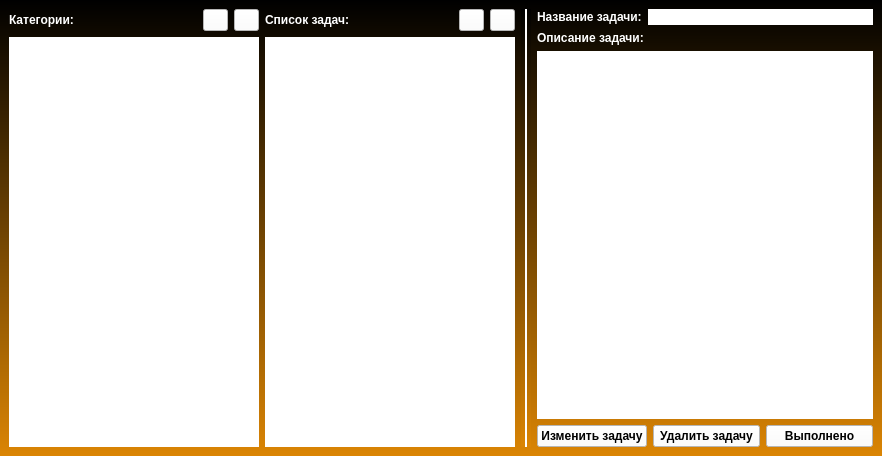
Old version of the form design_MainWindow.ui in the repository ITBOGs/lis-TODO.
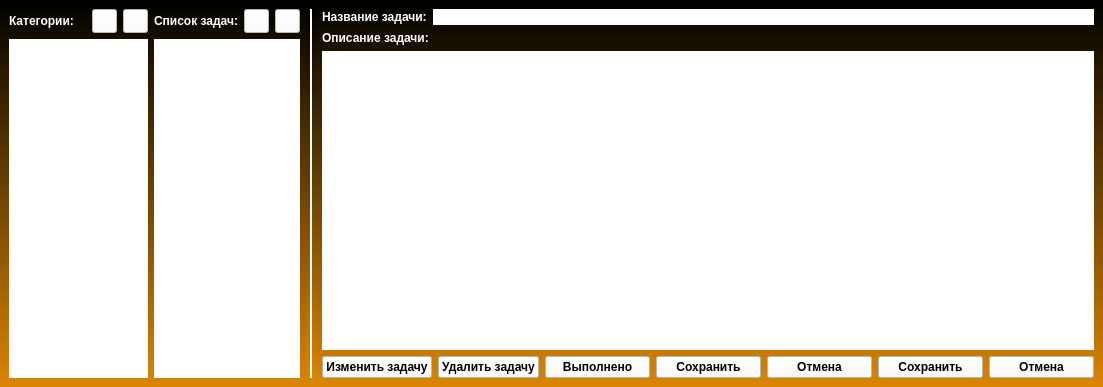
New version of the form. Icons and pictures are not drawn.

Patch:
```diff
--- a/design_MainWindow.ui
+++ b/design_MainWindow.ui
@@ -6,8 +6,8 @@
    <rect>
     <x>0</x>
     <y>0</y>
-    <width>882</width>
-    <height>456</height>
+    <width>1103</width>
+    <height>387</height>
    </rect>
   </property>
   <property name="maximumSize">
@@ -66,6 +66,12 @@
        <layout class="QHBoxLayout" name="horizontalLayout_4">
         <item>
          <widget class="QLabel" name="label">
+          <property name="minimumSize">
+           <size>
+            <width>0</width>
+            <height>24</height>
+           </size>
+          </property>
           <property name="font">
            <font>
             <weight>75</weight>
@@ -170,6 +176,12 @@
        <layout class="QHBoxLayout" name="horizontalLayout_5">
         <item>
          <widget class="QLabel" name="label_2">
+          <property name="minimumSize">
+           <size>
+            <width>0</width>
+            <height>24</height>
+           </size>
+          </property>
           <property name="font">
            <font>
             <weight>75</weight>
@@ -356,18 +368,82 @@
       </item>
       <item>
        <layout class="QGridLayout" name="gridLayout">
-        <item row="0" column="1">
-         <widget class="QPushButton" name="btn_del_task">
+        <item row="0" column="5">
+         <widget class="QPushButton" name="btn_cancel">
+          <property name="sizePolicy">
+           <sizepolicy hsizetype="Expanding" vsizetype="Fixed">
+            <horstretch>0</horstretch>
+            <verstretch>0</verstretch>
+           </sizepolicy>
+          </property>
+          <property name="minimumSize">
+           <size>
+            <width>105</width>
+            <height>0</height>
+           </size>
+          </property>
           <property name="cursor">
            <cursorShape>PointingHandCursor</cursorShape>
           </property>
           <property name="text">
-           <string>Удалить задачу</string>
+           <string>Отмена</string>
           </property>
+          <property name="autoDefault">
+           <bool>false</bool>
+          </property>
+          <property name="default">
+           <bool>false</bool>
+          </property>
+          <property name="flat">
+           <bool>false</bool>
+          </property>
          </widget>
         </item>
-        <item row="0" column="2">
+        <item row="0" column="4">
+         <widget class="QPushButton" name="btn_save">
+          <property name="sizePolicy">
+           <sizepolicy hsizetype="Expanding" vsizetype="Fixed">
+            <horstretch>0</horstretch>
+            <verstretch>0</verstretch>
+           </sizepolicy>
+          </property>
+          <property name="minimumSize">
+           <size>
+            <width>105</width>
+            <height>0</height>
+           </size>
+          </property>
+          <property name="cursor">
+           <cursorShape>PointingHandCursor</cursorShape>
+          </property>
+          <property name="text">
+           <string>Сохранить</string>
+          </property>
+          <property name="autoDefault">
+           <bool>false</bool>
+          </property>
+          <property name="default">
+           <bool>false</bool>
+          </property>
+          <property name="flat">
+           <bool>false</bool>
+          </property>
+         </widget>
+        </item>
+        <item row="0" column="3">
          <widget class="QPushButton" name="btn_complete_task">
+          <property name="sizePolicy">
+           <sizepolicy hsizetype="Expanding" vsizetype="Fixed">
+            <horstretch>0</horstretch>
+            <verstretch>0</verstretch>
+           </sizepolicy>
+          </property>
+          <property name="minimumSize">
+           <size>
+            <width>105</width>
+            <height>0</height>
+           </size>
+          </property>
           <property name="cursor">
            <cursorShape>PointingHandCursor</cursorShape>
           </property>
@@ -385,8 +461,30 @@
           </property>
          </widget>
         </item>
-        <item row="0" column="0">
+        <item row="0" column="2">
+         <widget class="QPushButton" name="btn_del_task">
+          <property name="sizePolicy">
+           <sizepolicy hsizetype="Expanding" vsizetype="Fixed">
+            <horstretch>0</horstretch>
+            <verstretch>0</verstretch>
+           </sizepolicy>
+          </property>
+          <property name="cursor">
+           <cursorShape>PointingHandCursor</cursorShape>
+          </property>
+          <property name="text">
+           <string>Удалить задачу</string>
+          </property>
+         </widget>
+        </item>
+        <item row="0" column="1">
          <widget class="QPushButton" name="btn_edit_task">
+          <property name="sizePolicy">
+           <sizepolicy hsizetype="Expanding" vsizetype="Fixed">
+            <horstretch>0</horstretch>
+            <verstretch>0</verstretch>
+           </sizepolicy>
+          </property>
           <property name="cursor">
            <cursorShape>PointingHandCursor</cursorShape>
           </property>
@@ -395,6 +493,68 @@
           </property>
          </widget>
         </item>
+        <item row="0" column="6">
+         <widget class="QPushButton" name="btn_save_edit">
+          <property name="sizePolicy">
+           <sizepolicy hsizetype="Expanding" vsizetype="Fixed">
+            <horstretch>0</horstretch>
+            <verstretch>0</verstretch>
+           </sizepolicy>
+          </property>
+          <property name="minimumSize">
+           <size>
+            <width>105</width>
+            <height>0</height>
+           </size>
+          </property>
+          <property name="cursor">
+           <cursorShape>PointingHandCursor</cursorShape>
+          </property>
+          <property name="text">
+           <string>Сохранить</string>
+          </property>
+          <property name="autoDefault">
+           <bool>false</bool>
+          </property>
+          <property name="default">
+           <bool>false</bool>
+          </property>
+          <property name="flat">
+           <bool>false</bool>
+          </property>
+         </widget>
+        </item>
+        <item row="0" column="7">
+         <widget class="QPushButton" name="btn_cancel_edit">
+          <property name="sizePolicy">
+           <sizepolicy hsizetype="Expanding" vsizetype="Fixed">
+            <horstretch>0</horstretch>
+            <verstretch>0</verstretch>
+           </sizepolicy>
+          </property>
+          <property name="minimumSize">
+           <size>
+            <width>105</width>
+            <height>0</height>
+           </size>
+          </property>
+          <property name="cursor">
+           <cursorShape>PointingHandCursor</cursorShape>
+          </property>
+          <property name="text">
+           <string>Отмена</string>
+          </property>
+          <property name="autoDefault">
+           <bool>false</bool>
+          </property>
+          <property name="default">
+           <bool>false</bool>
+          </property>
+          <property name="flat">
+           <bool>false</bool>
+          </property>
+         </widget>
+        </item>
        </layout>
       </item>
      </layout>
```
